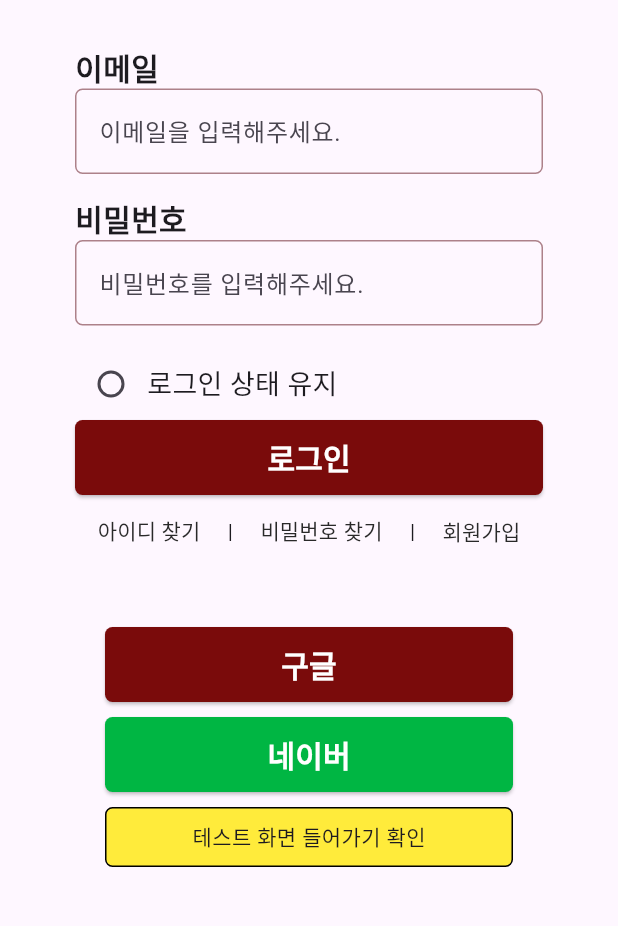
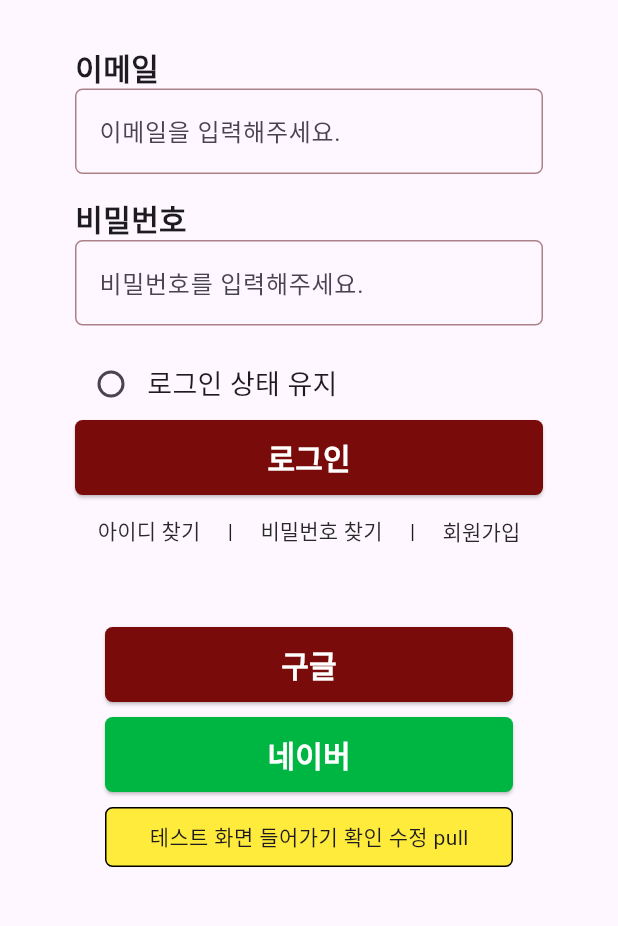
Before and after one commit to lee-giho/gachi_janchi, a Flutter app: the screen it shows after launch, on a phone screen of 412 x 824 dp, the part 300-1226 px from its top. Run offline on Flutter 3.47's test engine with Material 3 defaults, Android fonts, the phone set to English and light mode, and no system bars; our stand-ins replace cookie_jar, dio, dio_cookie_manager, flutter_dotenv, flutter_secure_storage, google_sign_in and 1 more; missing offline and left inert: flutter_naver_login, flutter_naver_map, qr_code_scanner_plus.

Commit message:
pull test

```diff
--- a/front/lib/screens/login_screen.dart
+++ b/front/lib/screens/login_screen.dart
@@ -584,7 +584,7 @@ class _LoginScreenState extends State<LoginScreen> {
                               borderRadius: BorderRadius.circular(5),
                             ),
                             child: const Center(
-                              child: Text("테스트 화면 들어가기 확인")
+                              child: Text("테스트 화면 들어가기 확인 수정 pull")
                             ),
                           ),
                         ],
```
